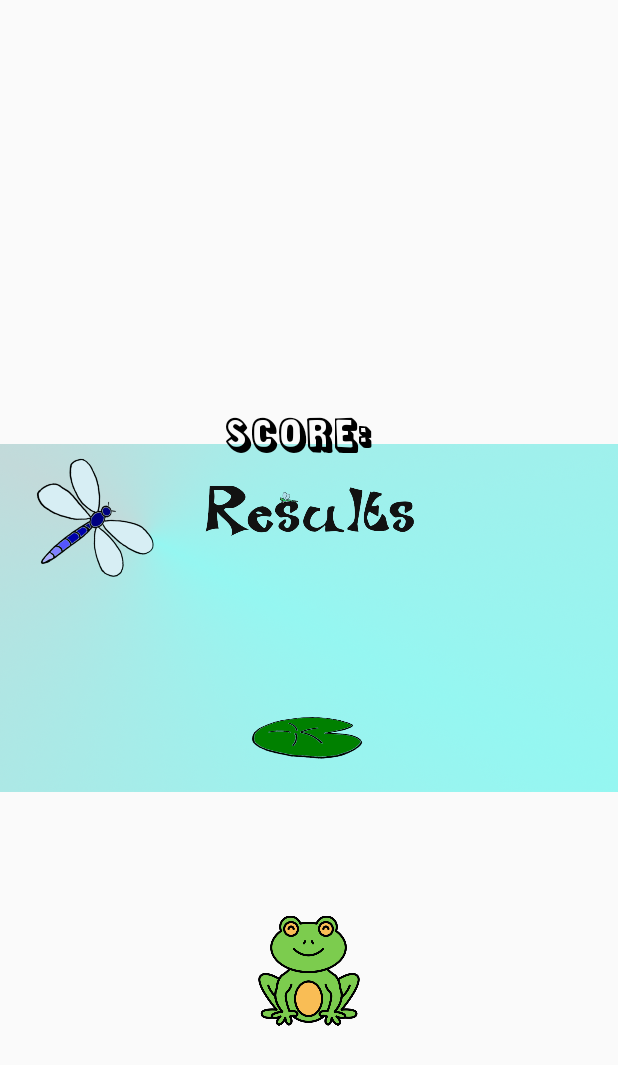
After one commit to Zaphreal/HopSkip, an Android app: the layout results_activity.xml on its own in the app's theme, with its tools: preview values and no code run, on a phone screen of 412 x 824 dp. The commit adds this screen. Shown: the top 1065 px of the screen. Run offline under Robolectric (Android 15) with nearby library versions, the phone set to English and light mode, and no system bars.

Commit message:
Add player death, score tracking, core fonts, and results screen, remove use of Android "back" button during game.

```diff
--- a/app/src/main/res/layout/main_activity.xml
+++ b/app/src/main/res/layout/main_activity.xml
@@ -5,10 +5,10 @@
         xmlns:app="http://schemas.android.com/apk/res-auto"
         android:layout_width="match_parent"
         android:layout_height="match_parent"
-        tools:context=".MainActivity" android:id="@+id/title_screen">
+        tools:context=".MainActivity">
     <ImageView
             android:layout_width="wrap_content"
-            android:layout_height="wrap_content" app:srcCompat="@drawable/menu" android:id="@+id/imageView"
+            android:layout_height="wrap_content" app:srcCompat="@drawable/menu" android:id="@+id/title_screen"
             android:scaleType="fitXY"
             app:layout_constraintTop_toTopOf="parent"
             app:layout_constraintBottom_toBottomOf="parent" app:layout_constraintStart_toStartOf="parent"
--- /dev/null
+++ b/app/src/main/res/layout/results_activity.xml
@@ -0,0 +1,35 @@
+<?xml version="1.0" encoding="utf-8"?>
+<androidx.constraintlayout.widget.ConstraintLayout
+        xmlns:android="http://schemas.android.com/apk/res/android"
+        xmlns:tools="http://schemas.android.com/tools"
+        xmlns:app="http://schemas.android.com/apk/res-auto"
+        android:layout_width="match_parent"
+        android:layout_height="match_parent"
+        tools:context=".ResultsActivity">
+
+    <ImageView
+            android:src="@drawable/results"
+            android:layout_width="wrap_content"
+            android:layout_height="wrap_content" android:id="@+id/results_screen"
+            app:layout_constraintTop_toTopOf="parent" app:layout_constraintStart_toStartOf="parent"
+            app:layout_constraintEnd_toEndOf="parent" app:layout_constraintBottom_toBottomOf="parent"
+            android:contentDescription="@string/results_screen"/>
+    <ImageView
+            android:src="@drawable/frog"
+            android:layout_width="73dp"
+            android:layout_height="82dp" android:id="@+id/results_player"
+            app:layout_constraintTop_toTopOf="parent"
+            app:layout_constraintBottom_toBottomOf="@+id/results_screen" app:layout_constraintStart_toStartOf="parent"
+            app:layout_constraintEnd_toEndOf="parent" app:layout_constraintVertical_bias="0.817"
+            android:contentDescription="@string/results_player"/>
+    <TextView
+            android:text="Score: "
+            android:layout_width="230dp"
+            android:layout_height="29dp" android:id="@+id/final_score"
+            android:textAlignment="center"
+            app:layout_constraintTop_toTopOf="parent" app:layout_constraintBottom_toBottomOf="parent"
+            app:layout_constraintStart_toStartOf="parent" app:layout_constraintEnd_toEndOf="parent"
+            app:layout_constraintVertical_bias="0.35"
+            app:autoSizeTextType="uniform" android:fontFamily="@font/score" android:textColor="#000000"
+            android:textStyle="bold"/>
+</androidx.constraintlayout.widget.ConstraintLayout>
--- a/app/src/main/res/values/strings.xml
+++ b/app/src/main/res/values/strings.xml
@@ -3,4 +3,7 @@
     <string name="start">Start Game</string>
     <string name="player">Player</string>
     <string name="title_screen">title_screen</string>
+    <string name="distance_score">distance_score</string>
+    <string name="results_screen"/>
+    <string name="results_player"/>
 </resources>
```
Also changed, not shown: app/src/main/AndroidManifest.xml (+12 -6 lines), app/src/main/java/com/example/hopskip/GameActivity.java (+51 -5 lines), app/src/main/java/com/example/hopskip/ResultsActivity.java (added, +21 -0 lines), app/src/main/res/layout/game_activity.xml (+8 -0 lines), app/src/main/res/drawable/results.png (added), app/src/main/res/font/luxo.ttf (added), app/src/main/res/font/score.ttf (added).
